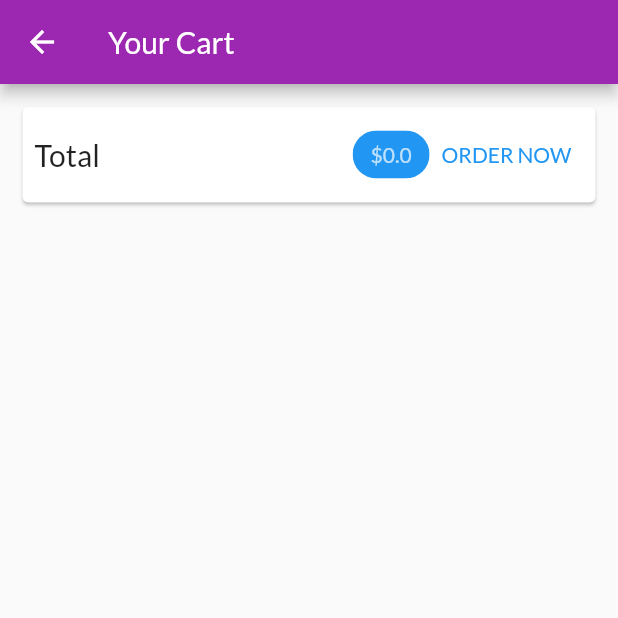
After one commit to HHHMHA/myshop, a Flutter app: the CartScreen screen opened by its route, on a phone screen of 412 x 824 dp, the top half of it. The commit adds this screen. Run offline on Flutter 3.47's test engine with Material 2 defaults, Android fonts, the phone set to English and light mode, and no system bars; network calls fail.

Commit message:
feat(cart): add simple cart screen

```diff
--- a/lib/main.dart
+++ b/lib/main.dart
@@ -1,4 +1,5 @@
 import 'package:flutter/material.dart';
+import 'package:myshop/screens/cart_screen.dart';
 import 'package:myshop/screens/product_detail_screen.dart';
 import 'package:provider/provider.dart';
 
@@ -30,6 +31,7 @@ class MyApp extends StatelessWidget {
         home: ProductsOverviewScreen(),
         routes: {
           ProductDetailScreen.routName: (ctx) => ProductDetailScreen(),
+          CartScreen.routName: (ctx) => CartScreen(),
         },
       ),
     );
--- a/lib/providers/cart.dart
+++ b/lib/providers/cart.dart
@@ -22,6 +22,13 @@ class Cart with ChangeNotifier {
   Map<String, CartItem> get items => {..._items};
 
   int get totalQuantity => _items.length;
+  double get totalAmount {
+    var total = 0.0;
+    _items.forEach((key, value) {
+      total += value.totalPrice;
+    });
+    return total;
+  }
 
   void addItem(String productId, double price, String title) {
     if (_items.containsKey(productId)) {
--- /dev/null
+++ b/lib/screens/cart_screen.dart
@@ -0,0 +1,57 @@
+import 'package:flutter/material.dart';
+import 'package:provider/provider.dart';
+
+import '../providers/cart.dart';
+
+class CartScreen extends StatelessWidget {
+  static const routName = '/cart';
+
+  @override
+  Widget build(BuildContext context) {
+    var cart = Provider.of<Cart>(context);
+
+    return Scaffold(
+      appBar: AppBar(
+        title: const Text('Your Cart'),
+      ),
+      body: Column(
+        children: [
+          Card(
+            margin: const EdgeInsets.all(15),
+            child: Padding(
+              padding: const EdgeInsets.all(8),
+              child: Row(
+                children: [
+                  const Text(
+                    'Total',
+                    style: TextStyle(
+                      fontSize: 20,
+                    ),
+                  ),
+                  const Spacer(),
+                  Chip(
+                    label: Text(
+                      '\$${cart.totalAmount}',
+                      style: TextStyle(
+                        color:
+                            Theme.of(context).primaryTextTheme.headline1?.color,
+                      ),
+                    ),
+                    backgroundColor: Theme.of(context).primaryColor,
+                  ),
+                  TextButton(
+                    onPressed: () {},
+                    child: Text(
+                      'ORDER NOW',
+                      style: TextStyle(color: Theme.of(context).primaryColor),
+                    ),
+                  )
+                ],
+              ),
+            ),
+          ),
+        ],
+      ),
+    );
+  }
+}
--- a/lib/screens/products_overview_screen.dart
+++ b/lib/screens/products_overview_screen.dart
@@ -1,4 +1,5 @@
 import 'package:flutter/material.dart';
+import 'package:myshop/screens/cart_screen.dart';
 import 'package:myshop/widgets/badge.dart';
 import 'package:provider/provider.dart';
 
@@ -61,9 +62,11 @@ class _ProductsOverviewScreenState extends State<ProductsOverviewScreen> {
               value: cart.totalQuantity.toString(),
               child: child,
             ),
-            child: const IconButton(
-              icon: Icon(Icons.shopping_cart),
-              onPressed: () {},
+            child: IconButton(
+              icon: const Icon(Icons.shopping_cart),
+              onPressed: () {
+                Navigator.of(context).pushNamed(CartScreen.routName);
+              },
             ),
           )
         ],
```
